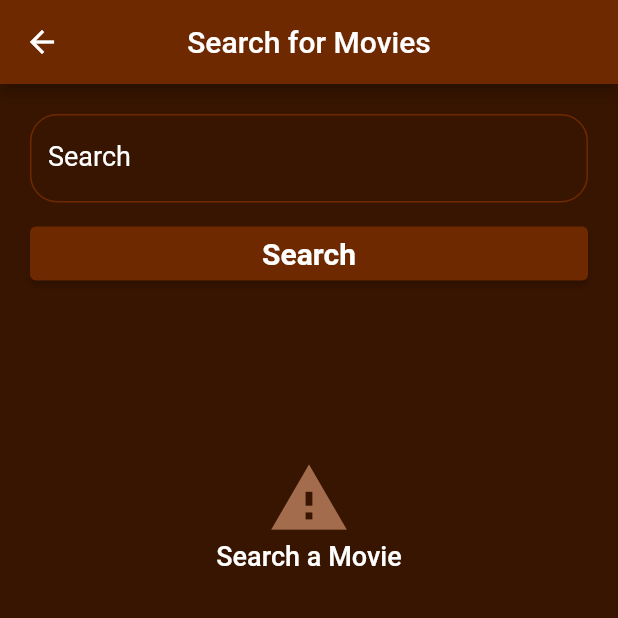
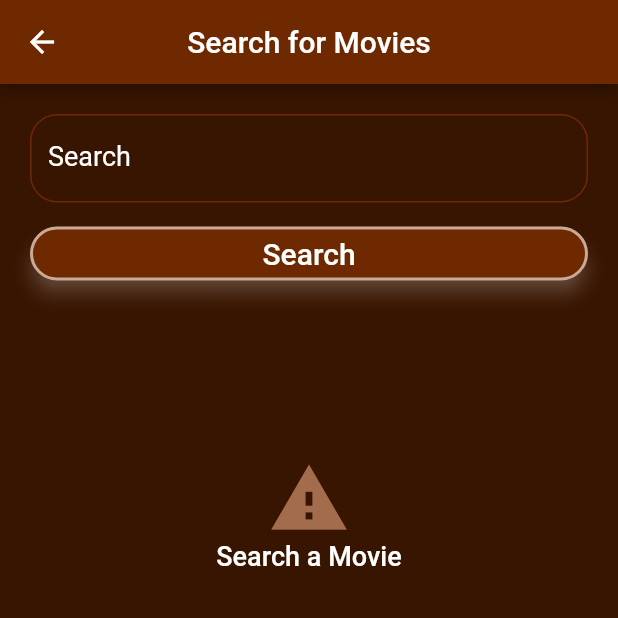
Before and after one commit to nbakh16/movies_info_app, a Flutter app: the MovieSearchView screen opened by its route, on a phone screen of 412 x 824 dp, the top half of it. Run offline on Flutter 3.47's test engine with Material 2 defaults, Android fonts, the phone set to English and light mode, and no system bars; our stand-ins replace get; network calls fail.

Commit message:
movie genre onTap()

```diff
--- a/lib/app/modules/details/controllers/details_controller.dart
+++ b/lib/app/modules/details/controllers/details_controller.dart
@@ -11,7 +11,7 @@ class DetailsController extends GetxController {
   //TODO: Implement DetailsController
 
   RxBool isLoading = true.obs;
-  RxList<GenreElement> genres = <GenreElement>[].obs;
+  RxList<GenreElement> genreList = <GenreElement>[].obs;
 
   Future<List<GenreElement>> fetchGenres() async {
     isLoading = false.obs;
@@ -21,7 +21,7 @@ class DetailsController extends GetxController {
       final Map<String, dynamic> responseData = jsonDecode(response.body);
       final List<dynamic> genresData = responseData['genres'];
 
-      genres = genresData.map((json) => GenreElement.fromJson(json)).toList().obs;
+      genreList = genresData.map((json) => GenreElement.fromJson(json)).toList().obs;
 
 
       // List<String> genreNames = genres
--- a/lib/app/modules/movie_search/views/movie_search_view.dart
+++ b/lib/app/modules/movie_search/views/movie_search_view.dart
@@ -4,7 +4,9 @@ import 'package:get/get.dart';
 import 'package:movies_details/app/services/api_service.dart';
 import 'package:movies_details/app/utils/colors.dart';
 import 'package:movies_details/app/widgets/custom_card.dart';
+import 'package:movies_details/app/widgets/cutom_button.dart';
 
+import '../../../data/models/genre_model.dart';
 import '../../details/controllers/details_controller.dart';
 import '../../details/views/details_view.dart';
 import '../../home/controllers/home_controller.dart';
@@ -45,8 +47,8 @@ class MovieSearchView extends GetView<MovieSearchController> {
                 style: const TextStyle(color: Colors.white),
               ),
               const SizedBox(height: 10.0),
-              ElevatedButton(
-                onPressed: () {
+              CustomButton(
+                onTap: () {
                   apiService.getSearchedMovie(searchTEController.text.trim());
                   FocusScope.of(context).requestFocus(FocusNode());
 
@@ -54,7 +56,11 @@ class MovieSearchView extends GetView<MovieSearchController> {
                     emptySearchText = 'No movie found!';
                   }
                 },
-                child: const Text('Search', style: TextStyle(fontSize: 20, fontWeight: FontWeight.bold),)
+                btnText: 'Search',
+                textSize: 20,
+                bgColor: mainColor,
+                shadowColor: mainColor.shade300,
+                btnElevation: 5,
               ),
               Obx(()=> apiService.searchedMoviesList.isEmpty ? movieEmptyContainer() :
               GridView.builder(
@@ -81,7 +87,7 @@ class MovieSearchView extends GetView<MovieSearchController> {
                           releaseDate: apiService.searchedMoviesList[index].releaseDate,
                           voteAvg: apiService.searchedMoviesList[index].voteAverage,
                           voteCount: apiService.searchedMoviesList[index].voteCount,
-                          genreNames: getGenreNames(index),
+                          movieGenre: getGenreListOfMovie(index),
                           castList: apiService.movieCastsList,
                           crewList: apiService.movieCrewsList,
                           similarMoviesList: apiService.similarMoviesList,
@@ -121,12 +127,14 @@ class MovieSearchView extends GetView<MovieSearchController> {
     ),
   );
 
-  List<String> getGenreNames(int index) {
+  List<GenreElement> getGenreListOfMovie(int index) {
     List<int> genreIdList = apiService.searchedMoviesList[index].genreIds!;
-    var genreNames = detailsController.genres
-        .where((genre) => genreIdList.contains(genre.id))
-        .map((genre) => genre.name)
+
+    var genreListOfMovie = detailsController.genreList
+        .where((genre) => genreIdList
+        .contains(genre.id))
         .toList();
-    return genreNames;
+
+    return genreListOfMovie;
   }
 }
--- a/lib/app/services/api_service.dart
+++ b/lib/app/services/api_service.dart
@@ -18,7 +18,6 @@ class ApiService{
     String castListByMovieIdUrl = '$baseUrl/movie/$movieId/credits?api_key=$apiKey';
 
     Response response = await get(Uri.parse(castListByMovieIdUrl));
-    print(response.statusCode);
 
     if(response.statusCode == 200) {
       Map<String, dynamic> decodedResponse = jsonDecode(response.body);
@@ -44,7 +43,6 @@ class ApiService{
     String crewListByMovieIdUrl = '$baseUrl/movie/$movieId/credits?api_key=$apiKey';
 
     Response response = await get(Uri.parse(crewListByMovieIdUrl));
-    print(response.statusCode);
 
     if(response.statusCode == 200) {
       Map<String, dynamic> decodedResponse = jsonDecode(response.body);
@@ -73,7 +71,6 @@ class ApiService{
     String similarMoviesByMovieIdUrl = '${baseUrl}movie/$movieId/similar?api_key=$apiKey';
 
     Response response = await get(Uri.parse(similarMoviesByMovieIdUrl));
-    print('similar: $similarMoviesByMovieIdUrl');
 
     if(response.statusCode == 200) {
       Map<String, dynamic> decodedResponse = jsonDecode(response.body);
@@ -97,11 +94,9 @@ class ApiService{
     String searchedMovieUrl = '${baseUrl}search/movie?api_key=$apiKey&query=$queryText';
 
     Response response = await get(Uri.parse(searchedMovieUrl));
-    print(response.statusCode);
 
     if(response.statusCode == 200) {
       Map<String, dynamic> decodedResponse = jsonDecode(response.body);
-      print(decodedResponse);
 
       for(var e in decodedResponse['results']) {
         searchedMoviesList.add(
--- /dev/null
+++ b/lib/app/widgets/cutom_button.dart
@@ -0,0 +1,43 @@
+import 'package:flutter/material.dart';
+
+import '../utils/colors.dart';
+
+
+class CustomButton extends StatelessWidget {
+  const CustomButton({
+    super.key,
+    required this.onTap,
+    required this.btnText,
+    this.btnElevation = 0,
+    this.bgColor = Colors.transparent,
+    this.shadowColor = Colors.transparent,
+    this.textSize = 14,
+  });
+
+  final Function() onTap;
+  final String btnText;
+  final double btnElevation, textSize;
+  final Color bgColor, shadowColor;
+
+  @override
+  Widget build(BuildContext context) {
+    return ElevatedButton(
+      onPressed: onTap,
+      style: ElevatedButton.styleFrom(
+        shape: RoundedRectangleBorder(
+            borderRadius: BorderRadius.circular(30)
+        ),
+        side: BorderSide(
+            color: mainColor.shade300,
+            width: 2
+        ),
+        elevation: btnElevation,
+        backgroundColor: bgColor,
+        shadowColor: shadowColor,
+      ),
+      child: FittedBox(child: Text(btnText,
+        style: TextStyle(fontSize: textSize, fontWeight: FontWeight.w500),
+      ),),
+    );
+  }
+}
```
Also changed, not shown: lib/app/modules/details/views/details_view.dart (+27 -6 lines), lib/app/modules/home/views/home_view.dart (+9 -6 lines).
